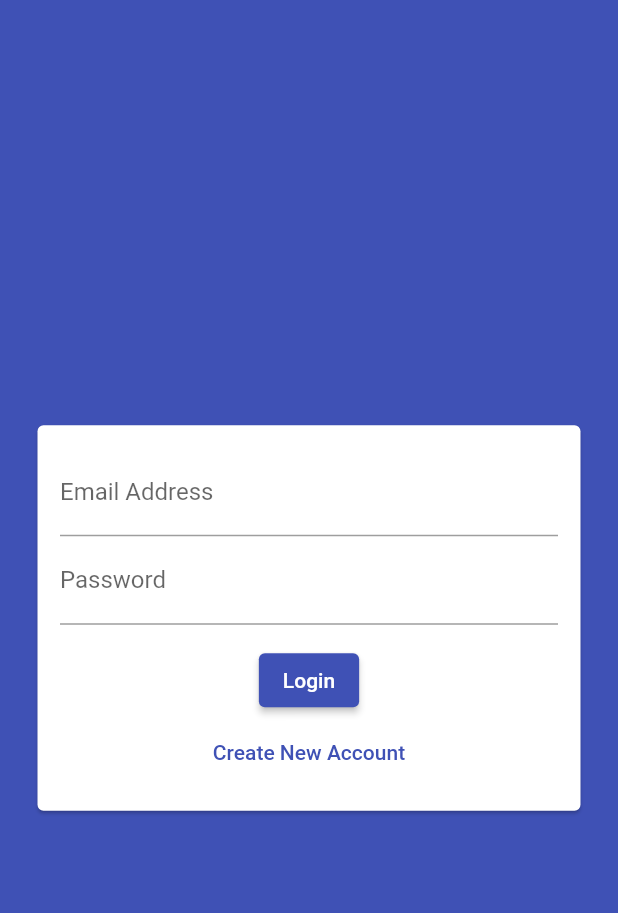
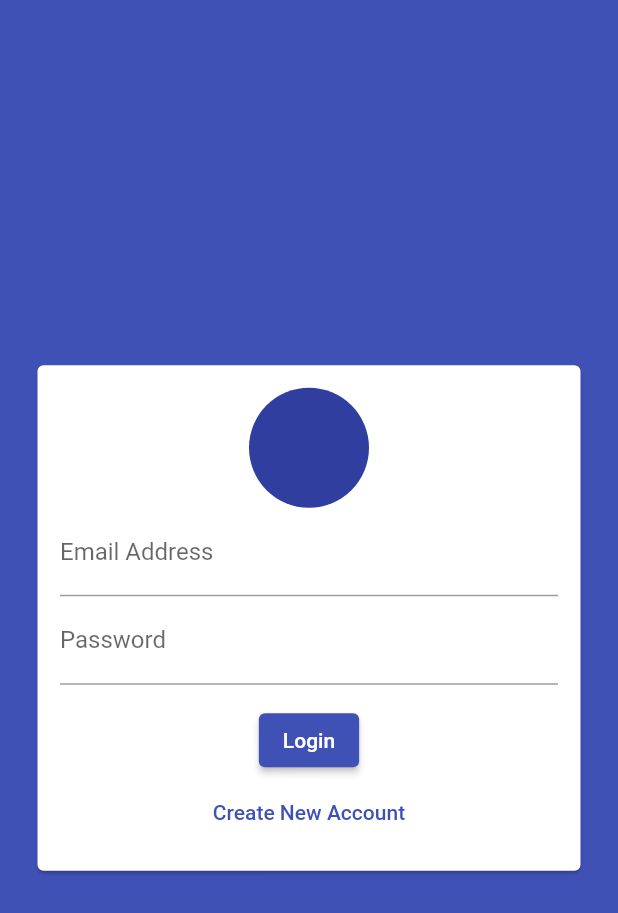
Before and after one commit to mmeraz6/chats, a Flutter app: the screen it shows after launch, on a phone screen of 412 x 824 dp. Shown: the top 913 px of the screen. Run offline on Flutter 3.47's test engine with Material 2 defaults, Android fonts, the phone set to English and light mode, and no system bars; our stand-ins replace cloud_firestore, firebase_auth, firebase_core; accounts and stored records are empty.

```diff
--- a/lib/widgets/auth/auth_form.dart
+++ b/lib/widgets/auth/auth_form.dart
@@ -35,7 +35,6 @@ class _AuthFormState extends State<AuthForm> {
         _isLogin,
         context,
       );
-      // use those values to send auth request
     }
   }
 
@@ -43,13 +42,17 @@ class _AuthFormState extends State<AuthForm> {
   Widget build(BuildContext context) {
     return Center(
         child: Card(
-      margin: EdgeInsets.all(25),
+      margin: const EdgeInsets.all(25),
       child: SingleChildScrollView(
         child: Padding(
-          padding: EdgeInsets.all(15),
+          padding: const EdgeInsets.all(15),
           child: Form(
             key: _formKey,
-            child: Column(mainAxisSize: MainAxisSize.min, children: [
+            child: Column(
+              mainAxisSize: MainAxisSize.min,
+              children: [
+                const CircleAvatar(radius: 40,),
+                // FlatButton.icon(),
                 TextFormField(
                   key: const ValueKey('email'),
                   validator: (value) {
@@ -98,8 +101,8 @@ class _AuthFormState extends State<AuthForm> {
                 if (widget.isLoading) CircularProgressIndicator(),
                 if (!widget.isLoading)
                   ElevatedButton(
+                    onPressed: _trySubmit,
                     child: Text(_isLogin ? 'Login' : 'Sign Up'),
-                  onPressed: _trySubmit,
                   ),
                 if (!widget.isLoading)
                   TextButton(
@@ -111,8 +114,9 @@ class _AuthFormState extends State<AuthForm> {
                         _isLogin = !_isLogin;
                       });
                     },
-                )
-            ]),
+                  ),
+              ],
+            ),
           ),
         ),
       ),
```
Also changed, not shown: 1 other file. Lines whose indentation alone changed are shown as unchanged.
